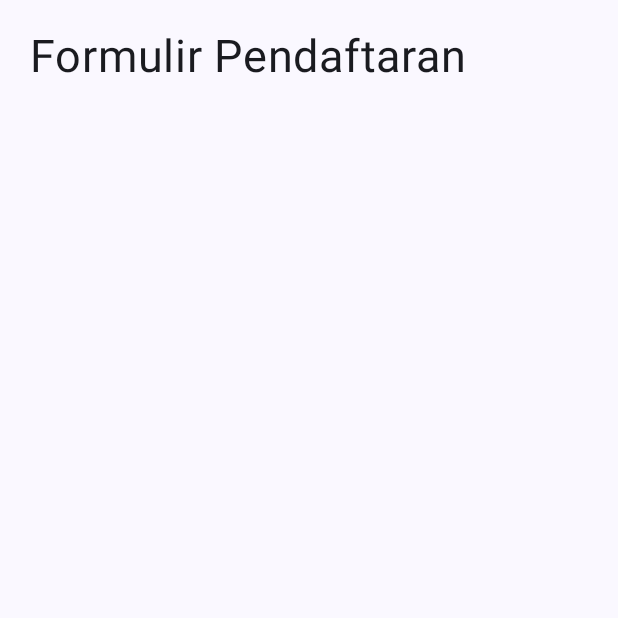
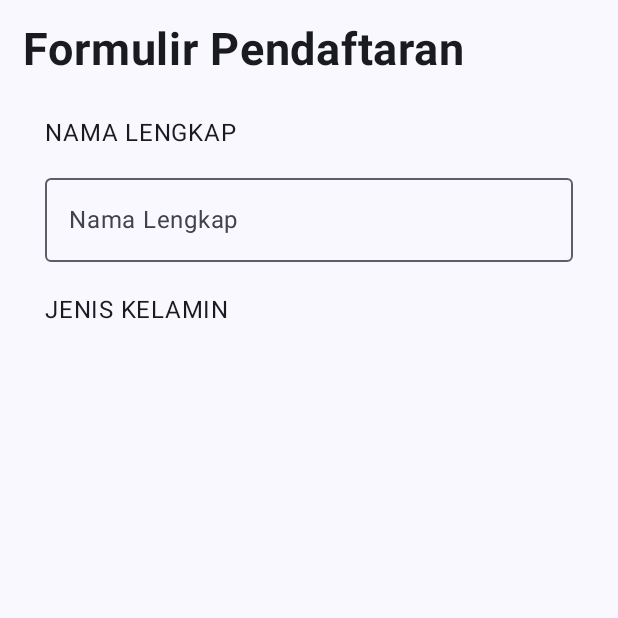
Before and after one commit to thekill022/QuestNavigasiTugas_174, an Android app built with Jetpack Compose: the screen it shows after launch (MainActivity), on a phone screen of 412 x 824 dp, the top half of it. Run offline under Robolectric (Android 15) with nearby library versions, the phone set to English and light mode, and no system bars.

Commit message:
membuat textfile dan list untuk render radiobutton jenis kelamin

```diff
--- a/app/src/main/java/com/example/myapplication/view/formulir.kt
+++ b/app/src/main/java/com/example/myapplication/view/formulir.kt
@@ -1,34 +1,62 @@
 package com.example.myapplication.view
 
 import androidx.compose.foundation.layout.Column
+import androidx.compose.foundation.layout.Row
+import androidx.compose.foundation.layout.fillMaxWidth
 import androidx.compose.foundation.layout.padding
+import androidx.compose.foundation.selection.selectable
+import androidx.compose.foundation.shape.RoundedCornerShape
+import androidx.compose.material3.OutlinedTextField
 import androidx.compose.material3.Text
 import androidx.compose.runtime.Composable
 import androidx.compose.runtime.getValue
 import androidx.compose.runtime.mutableStateOf
 import androidx.compose.runtime.remember
+import androidx.compose.runtime.setValue
 import androidx.compose.ui.Modifier
+import androidx.compose.ui.draw.clip
+import androidx.compose.ui.semantics.Role
+import androidx.compose.ui.text.font.FontWeight
 import androidx.compose.ui.unit.dp
 import androidx.compose.ui.unit.sp
 
 @Composable
 fun Formulir(modifier : Modifier) {
 
-    val nama by remember {
+    var nama by remember {
         mutableStateOf("")
     }
-    val jk by remember {
+    var jk by remember {
         mutableStateOf("")
     }
-    val status by remember {
+    var status by remember {
         mutableStateOf("")
     }
-    val alamat by remember {
+    var alamat by remember {
         mutableStateOf("")
     }
 
     Column(modifier) {
-        Text(text = "Formulir Pendaftaran", modifier = Modifier.padding(20.dp), fontSize = 30.sp)
+        Text(text = "Formulir Pendaftaran", modifier = Modifier.padding(15.dp), fontSize = 30.sp, fontWeight = FontWeight.Bold)
+
+        Text(text = "NAMA LENGKAP", modifier = Modifier.padding(start = 30.dp, top = 10.dp))
+        OutlinedTextField(
+            value = nama,
+            onValueChange = { value ->
+            nama = value
+        },
+            label = { Text(text = "Nama Lengkap")},
+            modifier = Modifier
+                .padding(start = 30.dp, top = 10.dp, end = 30.dp)
+                .fillMaxWidth()
+            )
+
+        Text(text = "JENIS KELAMIN", modifier = Modifier.padding(start = 30.dp, top = 20.dp))
+
+        val radioOption = listOf<String>("Laki - Laki", "Perempuan")
+        val (selectedOption, onOptionSelected) = remember {
+            mutableStateOf(radioOption[0])
+        }
 
     }
 }
```
